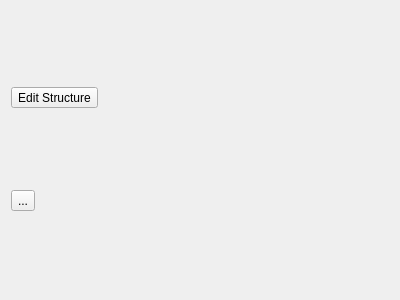
Above: src/ui/reoshydraulicstructure2dproperties.ui from vcloarec/ReosProject before the change. Below: the same form after it.
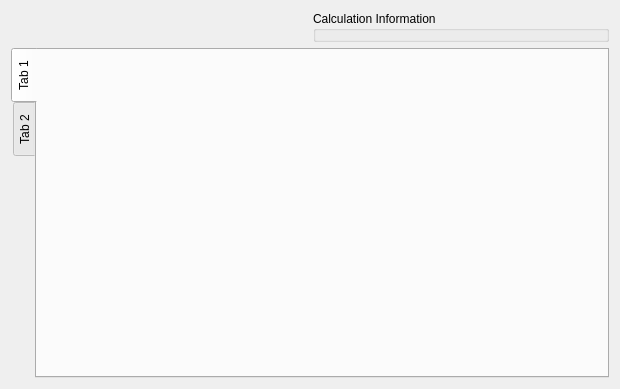
That is the form after the change.

Commit message: improve ui and choose simulation result

Patch:
```diff
--- a/src/ui/reoshydraulicstructure2dproperties.ui
+++ b/src/ui/reoshydraulicstructure2dproperties.ui
@@ -6,26 +6,62 @@
    <rect>
     <x>0</x>
     <y>0</y>
-    <width>400</width>
-    <height>300</height>
+    <width>620</width>
+    <height>389</height>
    </rect>
   </property>
+  <property name="minimumSize">
+   <size>
+    <width>620</width>
+    <height>0</height>
+   </size>
+  </property>
   <property name="windowTitle">
    <string>Form</string>
   </property>
   <layout class="QVBoxLayout" name="verticalLayout">
    <item>
-    <widget class="QToolButton" name="mEditStructureToolButton">
-     <property name="text">
-      <string>Edit Structure</string>
+    <layout class="QHBoxLayout" name="horizontalLayout" stretch="1,1">
+     <property name="leftMargin">
+      <number>0</number>
      </property>
-    </widget>
+     <item>
+      <layout class="QGridLayout" name="gridLayout_2">
+       <property name="bottomMargin">
+        <number>10</number>
+       </property>
+       <item row="0" column="0">
+        <layout class="QHBoxLayout" name="mToolBoxLayout"/>
+       </item>
+       <item row="1" column="0">
+        <widget class="QWidget" name="mModelInformationWidget" native="true"/>
+       </item>
+      </layout>
+     </item>
+     <item>
+      <widget class="QGroupBox" name="groupBox">
+       <property name="title">
+        <string>Calculation Information</string>
+       </property>
+      </widget>
+     </item>
+    </layout>
    </item>
    <item>
-    <widget class="QToolButton" name="mRunSimulationToolButton">
-     <property name="text">
-      <string>...</string>
+    <widget class="QTabWidget" name="tabWidget">
+     <property name="tabPosition">
+      <enum>QTabWidget::West</enum>
      </property>
+     <widget class="QWidget" name="tab">
+      <attribute name="title">
+       <string>Tab 1</string>
+      </attribute>
+     </widget>
+     <widget class="QWidget" name="tab_2">
+      <attribute name="title">
+       <string>Tab 2</string>
+      </attribute>
+     </widget>
     </widget>
    </item>
   </layout>
```
The commit also changes 22 other files.
